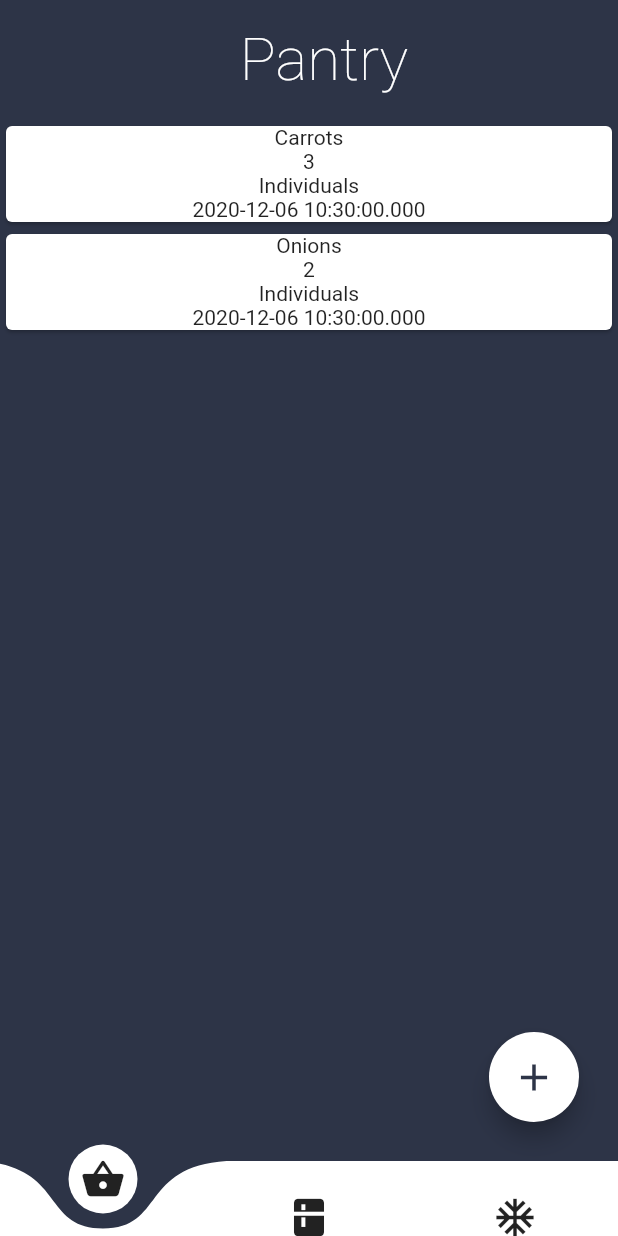
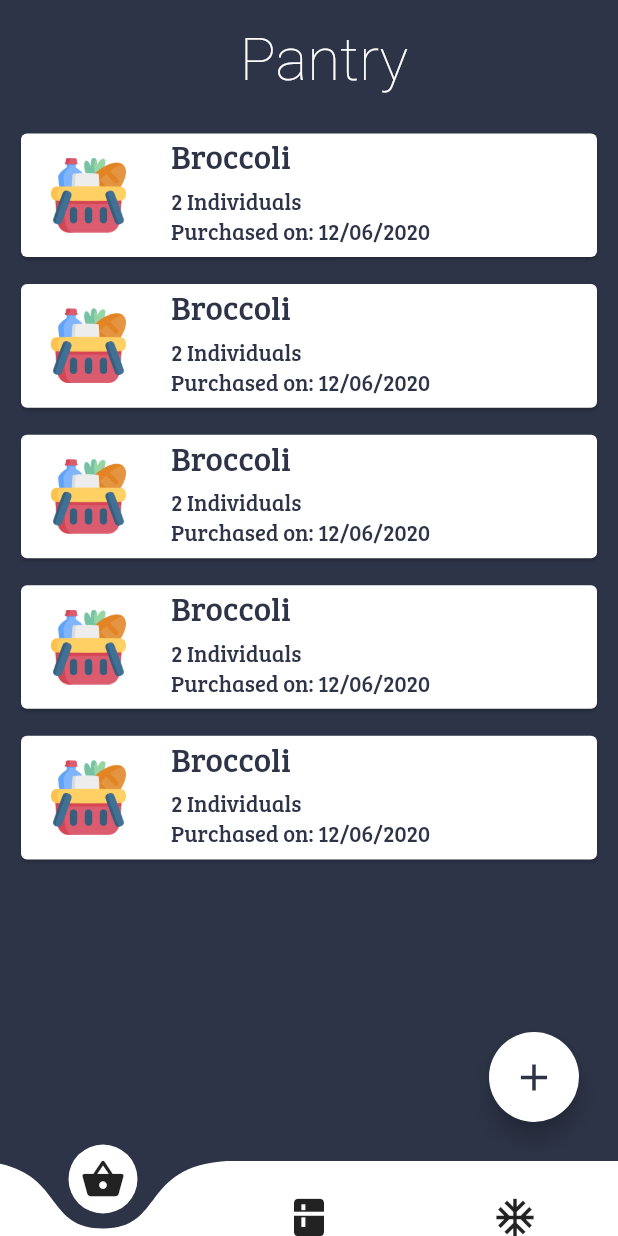
Before and after one commit to kimberlycao/TracKitchen, a Flutter app: the screen it shows after launch, on a phone screen of 412 x 824 dp. Run offline on Flutter 3.47's test engine with Material 2 defaults, Android fonts, the phone set to English and light mode, and no system bars; drawn by our look-alikes of curved_navigation_bar; our stand-ins replace google_fonts.

Commit message:
Changed cards

```diff
--- a/lib/Classes/Food.dart
+++ b/lib/Classes/Food.dart
@@ -1,4 +1,4 @@
-import 'package:kitchenventory/Widgets/FoodCard.dart';
+import 'package:kitchenventory/Widgets/FoodCardDescription.dart';
 
 class Food {
   String name;
--- a/lib/Widgets/FoodCard.dart
+++ b/lib/Widgets/FoodCard.dart
@@ -1,34 +1,39 @@
 import 'package:flutter/material.dart';
 import 'package:kitchenventory/Classes/Food.dart';
-
-enum QuantityType { individuals, bags, boxes, bundles }
+import 'package:kitchenventory/Widgets/FoodCardDescription.dart';
+import 'package:kitchenventory/screens/Location.dart';
 
 class FoodCard extends StatelessWidget {
   final Food food;
   const FoodCard({this.food}) : super();
   @override
   Widget build(BuildContext context) {
-    return new Container(
+    double screenHeight = MediaQuery.of(context).size.height;
+    return new Padding(
+        padding: const EdgeInsets.symmetric(vertical: 5.0, horizontal: 10.0),
         child: Card(
-      child: Column(children: [
-        Text(food.name),
-        Text((food.quantity).toString()),
-        Text(quantityTypeToString(food.quantityType)),
-        Text(food.purchaseDate.toString())
-      ]),
-    ));
+          child: Container(
+              height: screenHeight * 0.1,
+              child: Row(
+                crossAxisAlignment: CrossAxisAlignment.start,
+                children: [
+                  Center(
+                    child: Padding(
+                      padding: const EdgeInsets.only(left: 20.0),
+                      child: Container(
+                        child: Image(
+                            image:
+                                AssetImage('lib/assets/images/groceries.png'),
+                            height: 50.0),
+                      ),
+                    ),
+                  ),
+                  Expanded(
+                      child: Padding(
+                          padding: const EdgeInsets.only(left: 30.0),
+                          child: FoodCardDescription(food: food)))
+                ],
+              )),
+        ));
   }
 }
-
-String quantityTypeToString(QuantityType quantityType) {
-  switch (quantityType) {
-    case QuantityType.individuals:
-      return "Individuals";
-    case QuantityType.bags:
-      return "Bags";
-    case QuantityType.boxes:
-      return "Boxes";
-    case QuantityType.bundles:
-      return "Bundles";
-  }
-}
--- /dev/null
+++ b/lib/Widgets/FoodCardDescription.dart
@@ -0,0 +1,57 @@
+import 'package:flutter/material.dart';
+import 'package:kitchenventory/Classes/Food.dart';
+import 'package:intl/intl.dart';
+
+enum QuantityType { individuals, bags, boxes, bundles }
+
+class FoodCardDescription extends StatelessWidget {
+  final Food food;
+  const FoodCardDescription({this.food}) : super();
+  @override
+  Widget build(BuildContext context) {
+    return Column(
+      crossAxisAlignment: CrossAxisAlignment.start,
+      children: [
+        Expanded(
+            flex: 1,
+            child: Column(
+              crossAxisAlignment: CrossAxisAlignment.start,
+              children: [
+                Padding(
+                  padding: const EdgeInsets.only(bottom: 5.0),
+                  child: Text(food.name,
+                      style:
+                          TextStyle(fontSize: 22.0, color: Color(0xFF2D3447)),
+                      maxLines: 2,
+                      overflow: TextOverflow.ellipsis),
+                ),
+                Text(
+                    '${(food.quantity).toString()} ${quantityTypeToString(food.quantityType)}',
+                    maxLines: 2,
+                    overflow: TextOverflow.ellipsis,
+                    style: TextStyle(fontSize: 15.0, color: Color(0xFF2D3447))),
+                Text(
+                    '${'Purchased on:'} ${DateFormat('MM/dd/yyyy').format(food.purchaseDate).toString()}',
+                    maxLines: 2,
+                    overflow: TextOverflow.ellipsis,
+                    style: TextStyle(fontSize: 15.0, color: Color(0xFF2D3447))),
+              ],
+            ))
+      ],
+    );
+  }
+}
+
+// ignore: missing_return
+String quantityTypeToString(QuantityType quantityType) {
+  switch (quantityType) {
+    case QuantityType.individuals:
+      return "Individuals";
+    case QuantityType.bags:
+      return "Bags";
+    case QuantityType.boxes:
+      return "Boxes";
+    case QuantityType.bundles:
+      return "Bundles";
+  }
+}
--- a/lib/Widgets/FoodList.dart
+++ b/lib/Widgets/FoodList.dart
@@ -1,27 +1,45 @@
 import 'package:flutter/material.dart';
 import 'package:kitchenventory/Classes/Food.dart';
 import 'package:kitchenventory/Widgets/FoodCard.dart';
+import 'package:kitchenventory/Widgets/FoodCardDescription.dart';
+import 'dart:math';
 
 final List<Food> foods = [
   Food(
-      name: "Carrots",
-      quantity: 3,
+      name: "Broccoli",
+      quantity: 2,
       quantityType: QuantityType.individuals,
       purchaseDate: DateTime.now()),
   Food(
-      name: "Onions",
+      name: "Broccoli",
       quantity: 2,
       quantityType: QuantityType.individuals,
-      purchaseDate: DateTime.now())
+      purchaseDate: DateTime.now()),
+  Food(
+      name: "Broccoli",
+      quantity: 2,
+      quantityType: QuantityType.individuals,
+      purchaseDate: DateTime.now()),
+  Food(
+      name: "Broccoli",
+      quantity: 2,
+      quantityType: QuantityType.individuals,
+      purchaseDate: DateTime.now()),
+  Food(
+      name: "Broccoli",
+      quantity: 2,
+      quantityType: QuantityType.individuals,
+      purchaseDate: DateTime.now()),
 ];
 
 class FoodList extends StatelessWidget {
   @override
   Widget build(BuildContext context) {
     return Container(
-        child: new ListView.builder(
-            itemCount: foods.length,
-            itemBuilder: (BuildContext context, int index) =>
-                FoodCard(food: foods[index])));
+      child: ListView.builder(
+          itemCount: foods.length,
+          itemBuilder: (BuildContext context, int index) =>
+              FoodCard(food: foods[index])),
+    );
   }
 }
--- a/lib/main.dart
+++ b/lib/main.dart
@@ -23,6 +23,7 @@ class _MyAppState extends State<MyApp> {
     return MaterialApp(
       debugShowCheckedModeBanner: false,
       title: 'Kitchenventory',
+      theme: ThemeData(fontFamily: 'BreeSerif'),
       home: Scaffold(
           body: pageList[_page],
           bottomNavigationBar: CurvedNavigationBar(
```
Also changed, not shown: pubspec.yaml (+8 -14 lines), lib/assets/fonts/BreeSerif-Regular.ttf (added), lib/assets/images/groceries.png (added), pubspec.lock.
